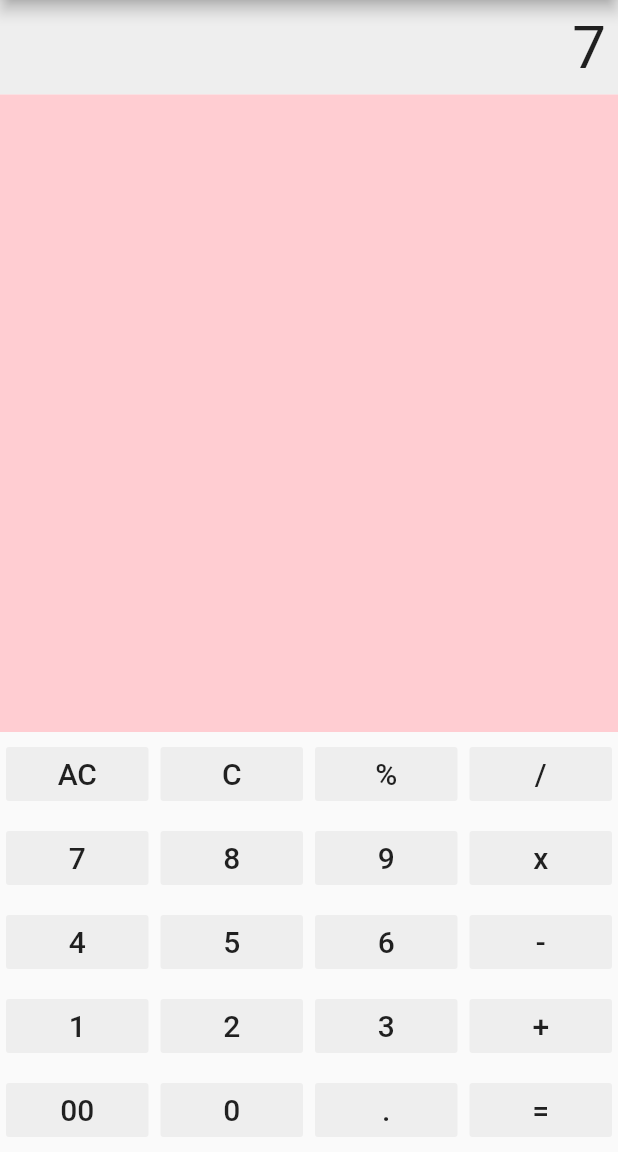
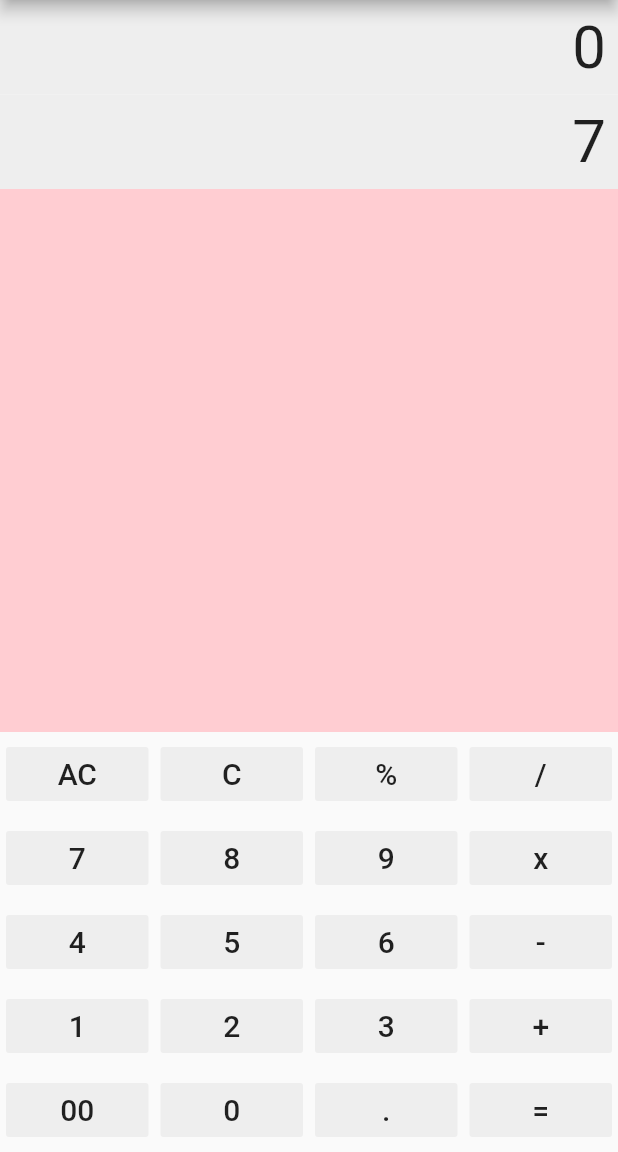
Before and after one commit to apoorva041094/flutter_calc, a Flutter app: the screen it shows after launch, after a tap on an icon or button, on a phone screen of 412 x 824 dp, the part 84-1236 px from its top. Run offline on Flutter 3.47's test engine with Material 2 defaults, Android fonts, the phone set to English and light mode, and no system bars.

Commit message:
changes made

```diff
--- a/lib/main.dart
+++ b/lib/main.dart
@@ -28,8 +28,9 @@ class MyHomePage extends StatefulWidget {
 class _MyHomePageState extends State<MyHomePage> {
 
   int _displayNumber = 0;
+  int _display2 = 0;
   String _operator = '';
-  int _firstnumber =0, _secondnumber = 0;
+  int _firstnumber = 0, _secondnumber = 0;
 
   void actionPerform(){
     if(_operator == '+'){
@@ -44,17 +45,30 @@ class _MyHomePageState extends State<MyHomePage> {
     else if(_operator == '/'){
       _displayNumber = _firstnumber ~/ _secondnumber;
     }
+    _display2 = 0;
   }
 
   void calcValue(number){
     if(number == 'C'){
       _displayNumber = 0;
+      _display2 =0;
       _firstnumber = 0;
       _secondnumber = 0;
     }
     else if(number == '='){
       _secondnumber = _displayNumber;
       actionPerform();
+    }
+    else if(number == '+' || number == '-' || number == '*' || number == '/' || number == '%'){
+      if(number == '%'){
+        _displayNumber = _firstnumber ~/ 100;
+        _display2 = 0;
+      }else{
+        _operator = number;
+        _display2 = _displayNumber;
+        _firstnumber = _displayNumber;
+        _displayNumber = 0;
+      }
     }
     else {
       _displayNumber =
@@ -92,6 +106,25 @@ class _MyHomePageState extends State<MyHomePage> {
       ),
       body: Column(
         children: [
+          Row(
+            // mainAxisAlignment: MainAxisAlignment.end,
+            children: [
+              Expanded(
+                flex: 2,
+                child: Container(
+                  padding: const EdgeInsets.all(8.0),
+                  color: Colors.grey[200],
+                  child: Text(
+                    _display2.toString(),
+                    style: TextStyle(
+                      fontSize: 40.0,
+                    ),
+                    textAlign: TextAlign.right,
+                  ),
+                ),
+              ),
+            ],
+          ),
           Row(
             // mainAxisAlignment: MainAxisAlignment.end,
             children: [
```
